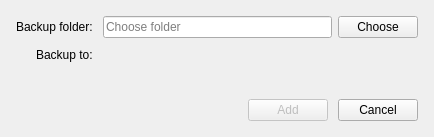
Qt form src/MEGASync/gui/linux/AddBackupDialog.ui (meganz/MEGAsync) before a commit.
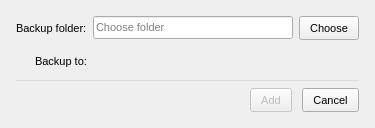
The same form after that commit.

Commit message: SNC-2130. Backup Wizard cleanup code and some .ui changes.

```diff
--- a/src/MEGASync/gui/linux/AddBackupDialog.ui
+++ b/src/MEGASync/gui/linux/AddBackupDialog.ui
@@ -6,16 +6,30 @@
    <rect>
     <x>0</x>
     <y>0</y>
-    <width>434</width>
-    <height>137</height>
+    <width>375</width>
+    <height>128</height>
    </rect>
   </property>
   <property name="windowTitle">
    <string>Add backup folder</string>
   </property>
+  <property name="styleSheet">
+   <string notr="true">QWidget
+{
+font-size: 11px;
+}
+
+QPushButton
+{
+padding-left: 10px;
+padding-right: 10px;
+min-height: 22px;
+}
+</string>
+  </property>
   <layout class="QVBoxLayout" name="verticalLayout">
    <property name="spacing">
-    <number>10</number>
+    <number>6</number>
    </property>
    <property name="leftMargin">
     <number>16</number>
@@ -30,9 +44,12 @@
     <number>16</number>
    </property>
    <item>
-    <layout class="QFormLayout" name="formLayout_3">
-     <property name="labelAlignment">
-      <set>Qt::AlignRight|Qt::AlignTrailing|Qt::AlignVCenter</set>
+    <layout class="QGridLayout" name="gridLayout">
+     <property name="bottomMargin">
+      <number>0</number>
+     </property>
+     <property name="verticalSpacing">
+      <number>15</number>
      </property>
      <item row="0" column="0">
       <widget class="QLabel" name="label_2">
@@ -42,16 +59,17 @@
       </widget>
      </item>
      <item row="0" column="1">
-      <layout class="QHBoxLayout" name="horizontalLayout">
-       <property name="spacing">
-        <number>6</number>
-       </property>
-       <item>
         <widget class="QLineEdit" name="folderLineEdit">
          <property name="minimumSize">
           <size>
            <width>200</width>
-           <height>0</height>
+         <height>23</height>
+        </size>
+       </property>
+       <property name="maximumSize">
+        <size>
+         <width>16777215</width>
+         <height>23</height>
           </size>
          </property>
          <property name="readOnly">
@@ -62,23 +80,24 @@
          </property>
         </widget>
        </item>
-       <item>
+     <item row="0" column="2">
         <widget class="QPushButton" name="changeButton">
          <property name="text">
           <string>Choose</string>
          </property>
         </widget>
        </item>
-      </layout>
-     </item>
-     <item row="1" column="0">
+     <item row="1" column="0" alignment="Qt::AlignRight|Qt::AlignTop">
       <widget class="QLabel" name="label_3">
        <property name="text">
         <string>Backup to:</string>
        </property>
+       <property name="alignment">
+        <set>Qt::AlignLeading|Qt::AlignLeft|Qt::AlignVCenter</set>
+       </property>
       </widget>
      </item>
-     <item row="1" column="1">
+     <item row="1" column="1" colspan="2" alignment="Qt::AlignTop">
       <widget class="QLabel" name="backupToLabel">
        <property name="text">
         <string/>
@@ -91,23 +110,28 @@
     </layout>
    </item>
    <item>
-    <spacer name="verticalSpacer">
+    <widget class="Line" name="line">
+     <property name="styleSheet">
+      <string notr="true">*{
+color:#dadada;
+}</string>
+     </property>
+     <property name="frameShadow">
+      <enum>QFrame::Plain</enum>
+     </property>
      <property name="orientation">
-      <enum>Qt::Vertical</enum>
+      <enum>Qt::Horizontal</enum>
      </property>
-     <property name="sizeHint" stdset="0">
-      <size>
-       <width>20</width>
-       <height>40</height>
-      </size>
-     </property>
-    </spacer>
+    </widget>
    </item>
    <item>
     <layout class="QHBoxLayout" name="horizontalLayout_2">
      <property name="spacing">
       <number>10</number>
      </property>
+     <property name="topMargin">
+      <number>0</number>
+     </property>
      <property name="bottomMargin">
       <number>0</number>
      </property>
```
Lines whose indentation alone changed are shown as unchanged. The commit also changes 20 other files.
